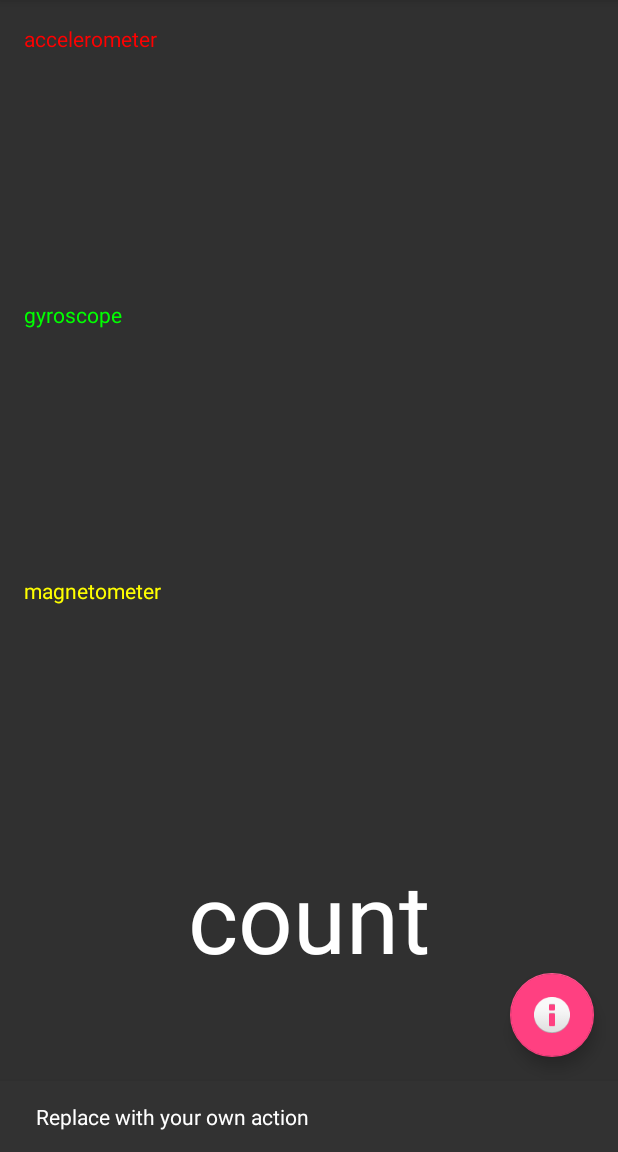
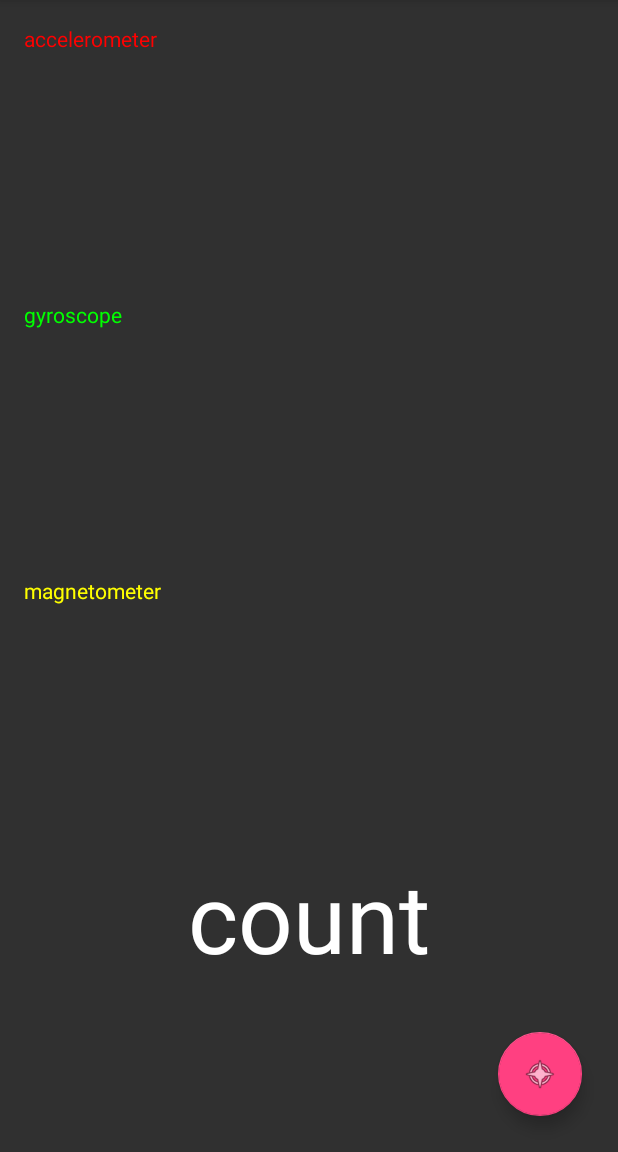
Before and after one commit to naninunenoy/SwingRinger, an Android app: the screen it shows after launch (MainActivity), after a tap on an icon or button, on a phone screen of 412 x 824 dp, the part 84-1236 px from its top. Run offline under Robolectric (Android 15) with nearby library versions, the phone set to English and light mode, and no system bars.

Commit message:
ボタン操作で効果音を変えられるようにした

```diff
--- a/app/src/main/java/com/example/owner/swingringer/MainActivity.java
+++ b/app/src/main/java/com/example/owner/swingringer/MainActivity.java
@@ -26,8 +26,8 @@ public class MainActivity extends AppCompatActivity implements SensorEventListen
     TextView mMagTextView;
     TextView mCountTextView;
     int mSwingCount = 0;
-    private SoundPool mSoundPool;
-    private int mSoundSwing;
+    SoundRinger mSoundRinger;
+    int[] mSoundIDList = {R.raw.swish, R.raw.coin, R.raw.magic};
 
     @Override
     protected void onCreate(Bundle savedInstanceState) {
@@ -40,8 +40,30 @@ public class MainActivity extends AppCompatActivity implements SensorEventListen
         fab.setOnClickListener(new View.OnClickListener() {
             @Override
             public void onClick(View view) {
-                Snackbar.make(view, "Replace with your own action", Snackbar.LENGTH_LONG)
-                        .setAction("Action", null).show();
+                FloatingActionButton fab = (FloatingActionButton) findViewById(R.id.fab);
+                // 効果音に応じてアイコンを変更
+                switch (mSoundRinger.switchSound()) {
+                    case 0:
+                        fab.setImageResource(android.R.drawable.ic_menu_close_clear_cancel);
+                        Toast.makeText(view.getContext(), "no sound", Toast.LENGTH_SHORT).show();
+                        break;
+                    case 1:
+                        fab.setImageResource(android.R.drawable.ic_lock_idle_charging);
+                        mSoundRinger.ring();
+                        break;
+                    case 2:
+                        fab.setImageResource(android.R.drawable.ic_menu_compass);
+                        mSoundRinger.ring();
+                        break;
+                    case 3:
+                        fab.setImageResource(android.R.drawable.ic_popup_sync);
+                        mSoundRinger.ring();
+                        break;
+                    default:
+                        //DO NOTHING
+                        break;
+                }
+
             }
         });
 
@@ -85,15 +107,14 @@ public class MainActivity extends AppCompatActivity implements SensorEventListen
 //            mSensorManager.registerListener(this, prs, SensorManager.SENSOR_DELAY_FASTEST);
 //        }
 
-        mSoundPool = new SoundPool(1, AudioManager.STREAM_MUSIC, 0);
-        mSoundSwing = mSoundPool.load(getApplicationContext(), R.raw.swish, 0);
+        mSoundRinger = new SoundRinger(3, mSoundIDList, this);
     }
 
     @Override
     protected void onPause() {
         super.onPause();
         mSensorManager.unregisterListener(this);
-        mSoundPool.release();
+        mSoundRinger.release();
     }
 
     @Override
@@ -130,7 +151,7 @@ public class MainActivity extends AppCompatActivity implements SensorEventListen
         if (mSwingDetector.isSwing()) {
             mSwingCount++;
             mCountTextView.setText(String.valueOf(mSwingCount));
-            mSoundPool.play(mSoundSwing, 1.0F, 1.0F, 0, 0, 1.0F);
+            mSoundRinger.ring();
         }
     }
 
--- /dev/null
+++ b/app/src/main/java/com/example/owner/swingringer/SoundRinger.java
@@ -0,0 +1,48 @@
+package com.example.owner.swingringer;
+
+import android.content.Context;
+import android.media.AudioManager;
+import android.media.SoundPool;
+
+import java.util.ArrayList;
+
+/**
+ * Created by owner on 2015/11/14.
+ */
+public class SoundRinger {
+    private SoundPool mSoundPool;
+    private ArrayList<Integer> mSoundIDList;
+    private int mSoundIndex;
+
+    SoundRinger(final int soundNum, final int[] soundList, Context context) {
+        mSoundPool = new SoundPool(1, AudioManager.STREAM_MUSIC, 0);
+        mSoundIDList = new ArrayList<Integer>();
+        // index=0は無音とする
+        mSoundIDList.add(0);
+        for (int i = 0; i < soundNum; i++) {
+            mSoundIDList.add(mSoundPool.load(context.getApplicationContext(), soundList[i], 0));
+        }
+        mSoundIndex = 1;
+    }
+
+    public void ring() {
+        // インデックス0なら無音
+        if (mSoundIndex != 0) {
+            mSoundPool.play(mSoundIDList.get(mSoundIndex), 1.0F, 1.0F, 0, 0, 1.0F);
+        }
+    }
+
+
+    public void release() {
+        mSoundPool.release();
+    }
+
+    protected int switchSound() {
+        if ( mSoundIndex + 1 > mSoundIDList.size() - 1) {
+            mSoundIndex = 0;
+        } else {
+            mSoundIndex++;
+        }
+        return mSoundIndex;
+    }
+}
--- a/app/src/main/res/layout/activity_main.xml
+++ b/app/src/main/res/layout/activity_main.xml
@@ -20,6 +20,6 @@
     <android.support.design.widget.FloatingActionButton android:id="@+id/fab"
         android:layout_width="wrap_content" android:layout_height="wrap_content"
         android:layout_gravity="bottom|end" android:layout_margin="@dimen/fab_margin"
-        android:src="@android:drawable/ic_dialog_info" />
+        android:src="@android:drawable/ic_lock_idle_charging" />
 
 </android.support.design.widget.CoordinatorLayout>
--- a/app/src/main/res/values/dimens.xml
+++ b/app/src/main/res/values/dimens.xml
@@ -2,5 +2,5 @@
     <!-- Default screen margins, per the Android Design guidelines. -->
     <dimen name="activity_horizontal_margin">16dp</dimen>
     <dimen name="activity_vertical_margin">16dp</dimen>
-    <dimen name="fab_margin">16dp</dimen>
+    <dimen name="fab_margin">24dp</dimen>
 </resources>
```
